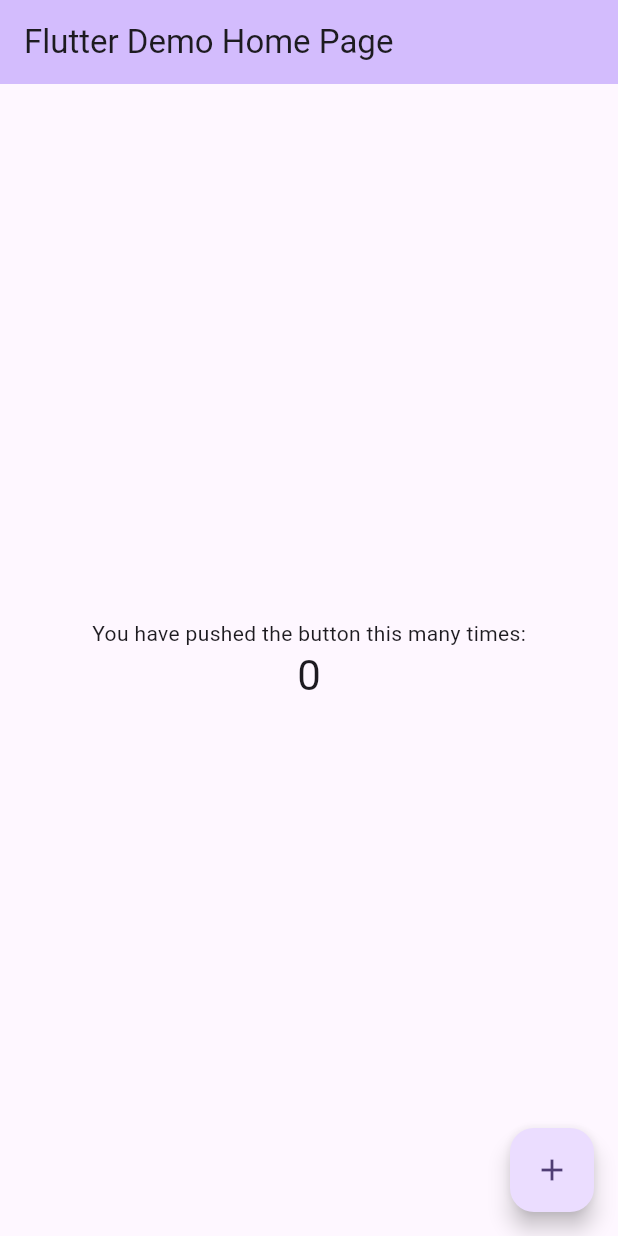
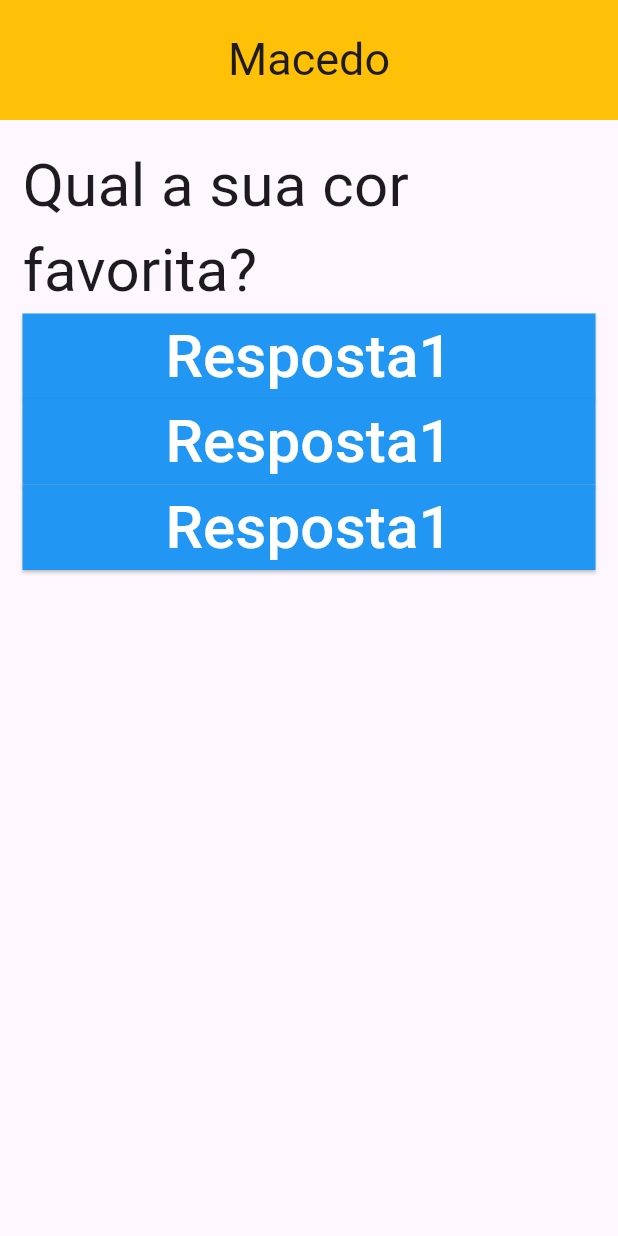
Before and after one commit to Macedo98/myapp, a Flutter app: the screen it shows after launch, on a phone screen of 412 x 824 dp. Run offline on Flutter 3.47's test engine with Material 3 defaults, Android fonts, the phone set to English and light mode, and no system bars.

Commit message:
mandando do firebase pro git

```diff
--- /dev/null
+++ b/lib/botoes.dart
@@ -0,0 +1,24 @@
+import 'package:flutter/material.dart';
+
+class Botoes extends StatelessWidget {
+  const Botoes({required this.resp, super.key});
+
+  final void Function() resp;
+  @override
+  Widget build(BuildContext context) {
+    return SizedBox(
+      width: double.infinity,
+      child: ElevatedButton(
+        onPressed: resp,
+        style: ElevatedButton.styleFrom(
+          backgroundColor: Colors.blue,
+          foregroundColor: Colors.white,
+          shape: RoundedRectangleBorder(
+            borderRadius: BorderRadius.zero, //
+          ),
+        ),
+        child: Text("Resposta1", style: TextStyle(fontSize: 40)),
+      ),
+    );
+  }
+}
--- a/lib/main.dart
+++ b/lib/main.dart
@@ -1,122 +1,71 @@
 import 'package:flutter/material.dart';
+import './botoes.dart';
 
 void main() {
-  runApp(const MyApp());
+  runApp(const PerguntasApp());
 }
 
-class MyApp extends StatelessWidget {
-  const MyApp({super.key});
+class PerguntasApp extends StatelessWidget {
+  const PerguntasApp({super.key});
 
-  // This widget is the root of your application.
   @override
   Widget build(BuildContext context) {
     return MaterialApp(
-      title: 'Flutter Demo',
-      theme: ThemeData(
-        // This is the theme of your application.
-        //
-        // TRY THIS: Try running your application with "flutter run". You'll see
-        // the application has a purple toolbar. Then, without quitting the app,
-        // try changing the seedColor in the colorScheme below to Colors.green
-        // and then invoke "hot reload" (save your changes or press the "hot
-        // reload" button in a Flutter-supported IDE, or press "r" if you used
-        // the command line to start the app).
-        //
-        // Notice that the counter didn't reset back to zero; the application
-        // state is not lost during the reload. To reset the state, use hot
-        // restart instead.
-        //
-        // This works for code too, not just values: Most code changes can be
-        // tested with just a hot reload.
-        colorScheme: ColorScheme.fromSeed(seedColor: Colors.deepPurple),
-      ),
-      home: const MyHomePage(title: 'Flutter Demo Home Page'),
+      debugShowCheckedModeBanner: false,
+      home: const Home(),
     );
   }
 }
 
-class MyHomePage extends StatefulWidget {
-  const MyHomePage({super.key, required this.title});
-
-  // This widget is the home page of your application. It is stateful, meaning
-  // that it has a State object (defined below) that contains fields that affect
-  // how it looks.
-
-  // This class is the configuration for the state. It holds the values (in this
-  // case the title) provided by the parent (in this case the App widget) and
-  // used by the build method of the State. Fields in a Widget subclass are
-  // always marked "final".
-
-  final String title;
+class Home extends StatefulWidget {
+  const Home({super.key});
 
   @override
-  State<MyHomePage> createState() => _MyHomePageState();
+  HomeState createState() => HomeState();
 }
 
-class _MyHomePageState extends State<MyHomePage> {
-  int _counter = 0;
+class HomeState extends State<Home> {
+  final perguntas = [
+    'Qual a sua cor favorita?',
+    'Qual seu animal favorito?',
+    'Qual é o seu time?',
+  ];
 
-  void _incrementCounter() {
-    setState(() {
-      // This call to setState tells the Flutter framework that something has
-      // changed in this State, which causes it to rerun the build method below
-      // so that the display can reflect the updated values. If we changed
-      // _counter without calling setState(), then the build method would not be
-      // called again, and so nothing would appear to happen.
-      _counter++;
-    });
+  var indicePergunta = 0;
+
+  void responder() {
+    if (indicePergunta < perguntas.length - 1) {
+      indicePergunta++;
+    } else {
+      indicePergunta = 0;
+    }
+
+    setState(() {});
   }
 
   @override
   Widget build(BuildContext context) {
-    // This method is rerun every time setState is called, for instance as done
-    // by the _incrementCounter method above.
-    //
-    // The Flutter framework has been optimized to make rerunning build methods
-    // fast, so that you can just rebuild anything that needs updating rather
-    // than having to individually change instances of widgets.
     return Scaffold(
       appBar: AppBar(
-        // TRY THIS: Try changing the color here to a specific color (to
-        // Colors.amber, perhaps?) and trigger a hot reload to see the AppBar
-        // change color while the other colors stay the same.
-        backgroundColor: Theme.of(context).colorScheme.inversePrimary,
-        // Here we take the value from the MyHomePage object that was created by
-        // the App.build method, and use it to set our appbar title.
-        title: Text(widget.title),
+        title: const Text('Macedo', style: TextStyle(fontSize: 30)),
+        centerTitle: true,
+        backgroundColor: Colors.amber,
+        toolbarHeight: 80,
       ),
-      body: Center(
-        // Center is a layout widget. It takes a single child and positions it
-        // in the middle of the parent.
+      body: Padding(
+        padding: const EdgeInsets.all(15),
         child: Column(
-          // Column is also a layout widget. It takes a list of children and
-          // arranges them vertically. By default, it sizes itself to fit its
-          // children horizontally, and tries to be as tall as its parent.
-          //
-          // Column has various properties to control how it sizes itself and
-          // how it positions its children. Here we use mainAxisAlignment to
-          // center the children vertically; the main axis here is the vertical
-          // axis because Columns are vertical (the cross axis would be
-          // horizontal).
-          //
-          // TRY THIS: Invoke "debug painting" (choose the "Toggle Debug Paint"
-          // action in the IDE, or press "p" in the console), to see the
-          // wireframe for each widget.
-          mainAxisAlignment: MainAxisAlignment.center,
-          children: <Widget>[
-            const Text('You have pushed the button this many times:'),
+          children: [
             Text(
-              '$_counter',
-              style: Theme.of(context).textTheme.headlineMedium,
+              perguntas[indicePergunta],
+              style: const TextStyle(fontSize: 40),
             ),
+            Botoes(resp: responder),
+            Botoes(resp: responder),
+            Botoes(resp: responder),
           ],
         ),
       ),
-      floatingActionButton: FloatingActionButton(
-        onPressed: _incrementCounter,
-        tooltip: 'Increment',
-        child: const Icon(Icons.add),
-      ), // This trailing comma makes auto-formatting nicer for build methods.
     );
   }
 }
```
